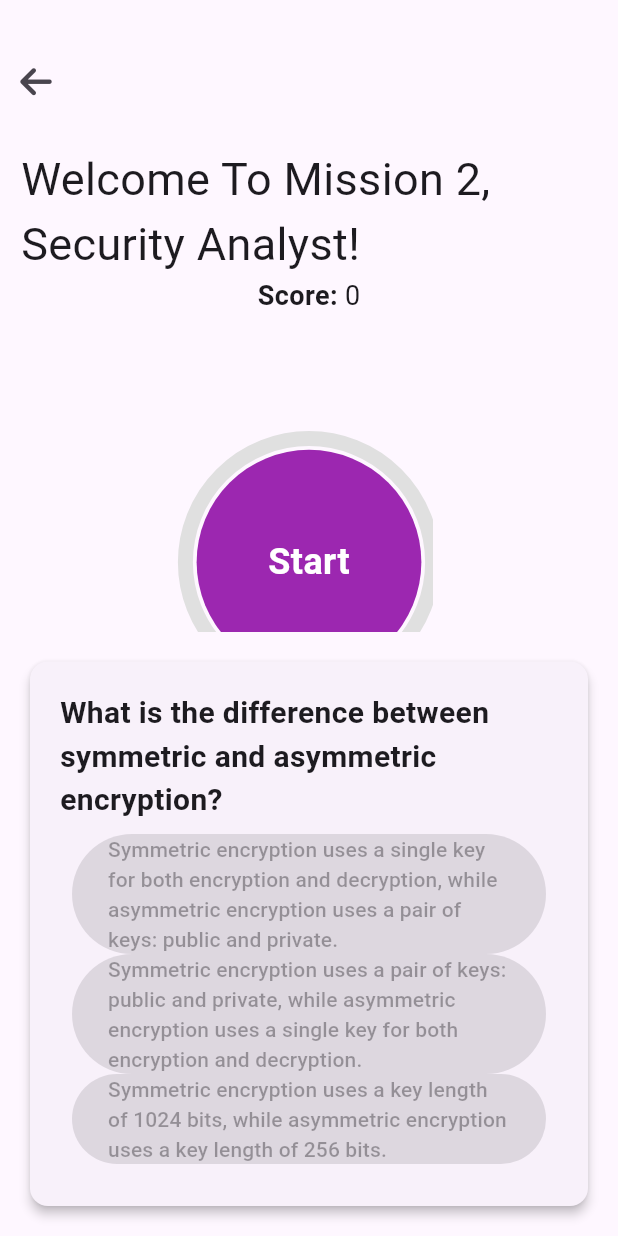
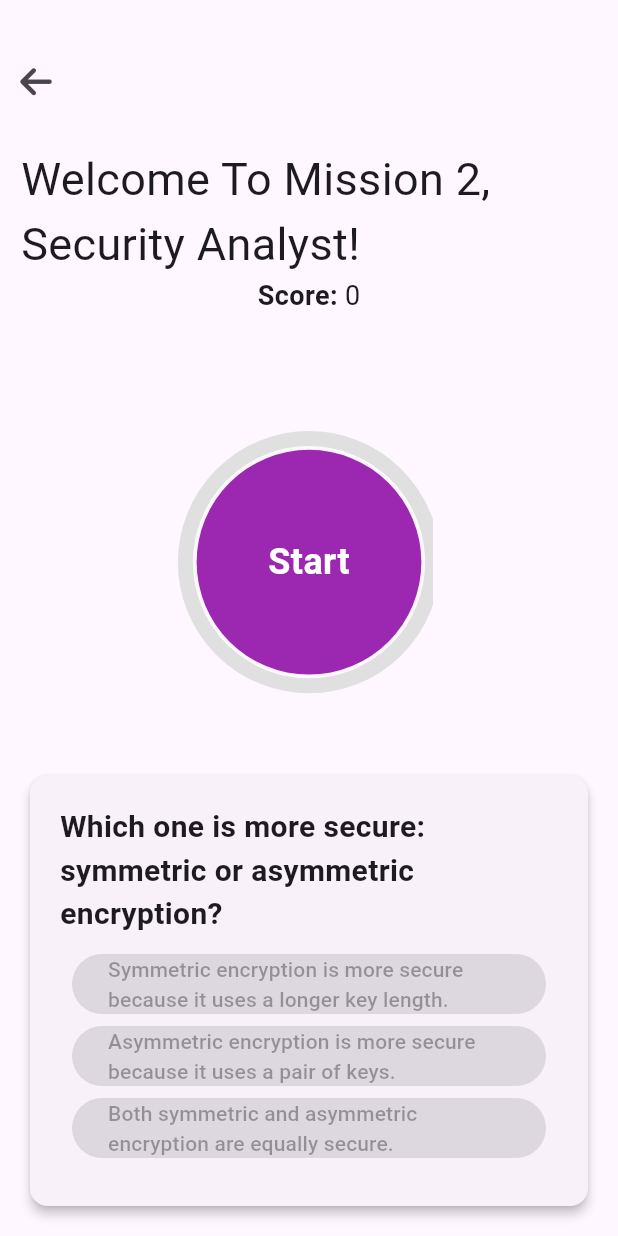
Before and after one commit to mshaheeruddin/CyberQuest-QuizApp, a Flutter app: the SecAnalystMission2 screen opened directly, on a phone screen of 412 x 824 dp. Run offline on Flutter 3.47's test engine with Material 2 defaults, Android fonts, the light colour scheme and no system bars; drawn by our look-alikes of circular_countdown_timer; our stand-ins replace audioplayers, font_awesome_flutter, google_fonts.

Commit message:
Update mission2_secanalyst.dart

```diff
--- a/lib/mission_screens/security_analyst_mission1/mission2_secanalyst.dart
+++ b/lib/mission_screens/security_analyst_mission1/mission2_secanalyst.dart
@@ -23,15 +23,6 @@ class _SecAnalystMission2State extends State<SecAnalystMission2> {
   bool _quizCompleted = false; // Flag to track if the quiz was completed before timer stops
 
   List<Map<String, dynamic>> _questions = [
-    {
-      "question": "What is the difference between symmetric and asymmetric encryption?",
-      "options": [
-        "Symmetric encryption uses a single key for both encryption and decryption, while asymmetric encryption uses a pair of keys: public and private.",
-        "Symmetric encryption uses a pair of keys: public and private, while asymmetric encryption uses a single key for both encryption and decryption.",
-        "Symmetric encryption uses a key length of 1024 bits, while asymmetric encryption uses a key length of 256 bits."
-      ],
-      "answer": "Symmetric encryption uses a single key for both encryption and decryption, while asymmetric encryption uses a pair of keys: public and private."
-    },
     {
       "question": "Which one is more secure: symmetric or asymmetric encryption?",
       "options": [
@@ -71,8 +62,8 @@ class _SecAnalystMission2State extends State<SecAnalystMission2> {
     {
       "question": "How can buffer overflow attacks be prevented or mitigated?",
       "options": [
+        "By encrypting sensitive data to protect it from unauthorized access.",
         "By using input validation and proper bounds checking to ensure data input does not exceed allocated memory.",
-        "By encrypting sensitive data to protect it from unauthorized access.",
         "By using strong passwords and two-factor authentication."
       ],
       "answer": "By using input validation and proper bounds checking to ensure data input does not exceed allocated memory."
@@ -80,9 +71,9 @@ class _SecAnalystMission2State extends State<SecAnalystMission2> {
     {
       "question": "What is a penetration test?",
       "options": [
-        "A test to identify vulnerabilities and assess the security of a system by simulating real-world attacks.",
         "A test to measure the performance and scalability of a system under high load conditions.",
-        "A test to check the compatibility of software across different platforms."
+        "A test to check the compatibility of software across different platforms.",
+        "A test to identify vulnerabilities and assess the security of a system by simulating real-world attacks."
       ],
       "answer": "A test to identify vulnerabilities and assess the security of a system by simulating real-world attacks."
     },
```
